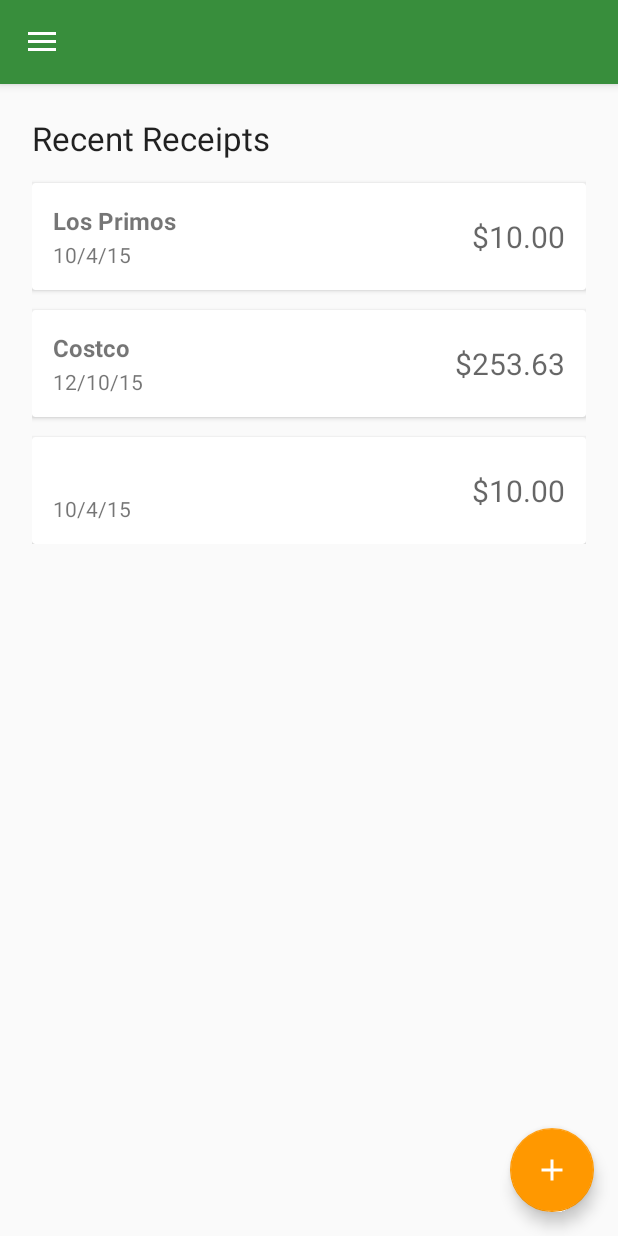
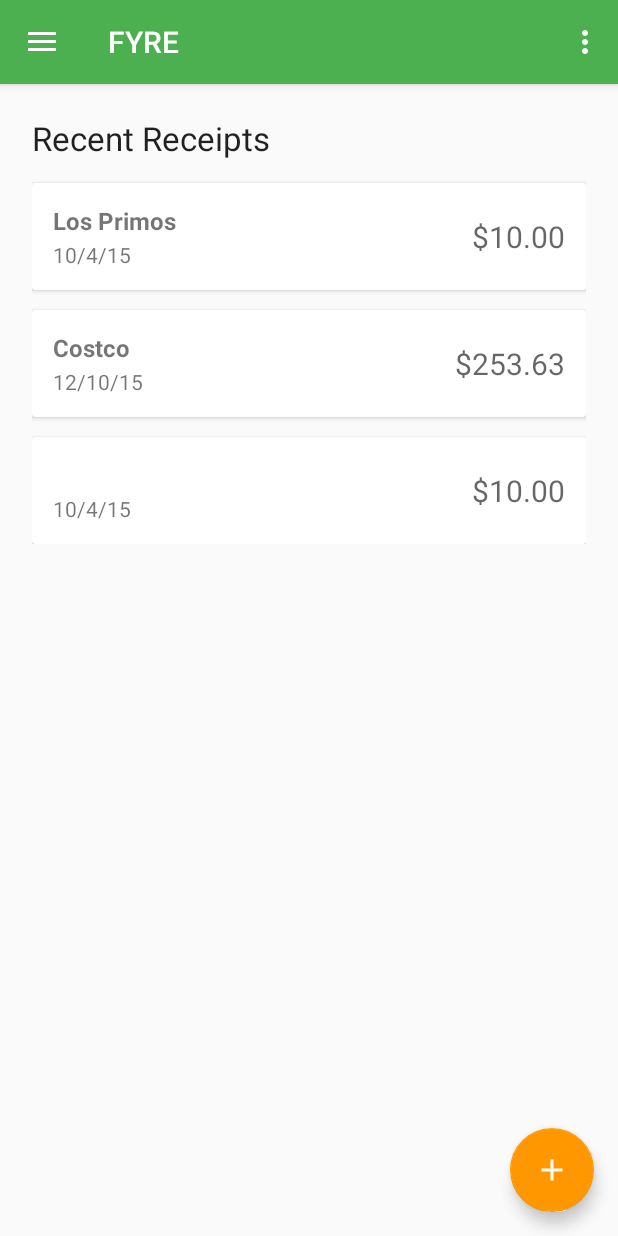
Before and after one commit to lvtrinh/FYRE, an Android app: the MainActivity screen opened directly, with no data from a screen before it, on a phone screen of 412 x 824 dp. Run offline under Robolectric (Android 15) with nearby library versions, the phone set to English and light mode, and no system bars; 1 statement that could not run was skipped.

```diff
--- a/app/src/main/assets/85CBakeryDemo.json
+++ b/app/src/main/assets/85CBakeryDemo.json
@@ -15,6 +15,7 @@
   "cardType": "VISA",
   "cardNum": "5029",
   "paymentMethod": "Swipe",
+  "cashBack": null,
   "subtotal": "14.85",
   "tax": "0.00",
   "totalPrice": "14.85",
--- a/app/src/main/assets/baguetteBrosDemo.json
+++ b/app/src/main/assets/baguetteBrosDemo.json
@@ -13,7 +13,7 @@
   "cardType": "Visa",
   "cardNum": "2115",
   "paymentMethod": "Swipe",
-  "cashBack": "0.00",
+  "cashBack": null,
   "subtotal": "12.50",
   "tax": "1.00",
   "totalPrice": "14.58",
--- a/app/src/main/java/com/teamfyre/fyre/MainActivity.java
+++ b/app/src/main/java/com/teamfyre/fyre/MainActivity.java
@@ -13,6 +13,8 @@ import android.support.v7.app.AppCompatActivity;
 import android.support.v7.widget.Toolbar;
 import android.view.Menu;
 import android.view.MenuItem;
+import android.view.Window;
+import android.view.WindowManager;
 import android.widget.TextView;
 
 import org.json.JSONArray;
@@ -38,7 +40,8 @@ public class MainActivity extends AppCompatActivity
         super.onCreate(savedInstanceState);
         setContentView(R.layout.activity_main);
         Toolbar toolbar = (Toolbar) findViewById(R.id.toolbar);
-        // setSupportActionBar(toolbar);
+        setSupportActionBar(toolbar);
+
 
         FloatingActionButton fab = (FloatingActionButton) findViewById(R.id.fab);
         fab.setOnClickListener(new View.OnClickListener() {
@@ -47,7 +50,7 @@ public class MainActivity extends AppCompatActivity
                 TODO: change code within onClick() to make smaller action buttons
 
              */
-            public void onClick(View view) {
+           public void onClick(View view) {
                 Snackbar.make(view, "TODO: add smaller action buttons", Snackbar.LENGTH_LONG)
                         .setAction("Action", null).show();
             }
@@ -89,6 +92,7 @@ public class MainActivity extends AppCompatActivity
 
         jsonString = loadJsonLocal();
         // TODO put this into a variable that persists past onCreate
+        // TODO and basically its own file, and thread
         Receipt testReceipt = parseJson(jsonString);
     }
 
--- a/app/src/main/res/layout/app_bar_main.xml
+++ b/app/src/main/res/layout/app_bar_main.xml
@@ -16,7 +16,7 @@
             android:id="@+id/toolbar"
             android:layout_width="match_parent"
             android:layout_height="?attr/actionBarSize"
-            android:background="?attr/colorPrimaryDark"
+            android:background="?attr/colorPrimary"
             app:popupTheme="@style/AppTheme.PopupOverlay" />
 
     </android.support.design.widget.AppBarLayout>
--- a/app/src/main/res/values-v21/styles.xml
+++ b/app/src/main/res/values-v21/styles.xml
@@ -4,6 +4,14 @@
         <item name="windowActionBar">false</item>
         <item name="windowNoTitle">true</item>
         <item name="android:windowDrawsSystemBarBackgrounds">true</item>
-        <item name="android:statusBarColor">@android:color/transparent</item>
+    </style>
+
+    <!-- Base application theme. -->
+    <style name="AppTheme" parent="Theme.AppCompat.Light.DarkActionBar">
+        <!-- Customize your theme here. -->
+        <item name="colorPrimaryDark">@color/colorPrimaryDark</item>
+        <item name="colorPrimary">@color/colorPrimary</item>
+        <item name="colorAccent">@color/colorAccent</item>
+        <item name="windowNoTitle">true</item>
     </style>
 </resources>
--- a/app/src/main/res/values/styles.xml
+++ b/app/src/main/res/values/styles.xml
@@ -10,7 +10,7 @@
     </style>
 
     <style name="AppTheme.NoActionBar" parent="Theme.AppCompat.Light.NoActionBar">
-        <!--<item name="windowNoTitle">true</item>-->
+        <item name="windowNoTitle">true</item>
     </style>
 
     <style name="AppTheme.AppBarOverlay" parent="ThemeOverlay.AppCompat.Dark.ActionBar" />
```
Also changed, not shown: app/src/main/AndroidManifest.xml (+5 -2 lines).
